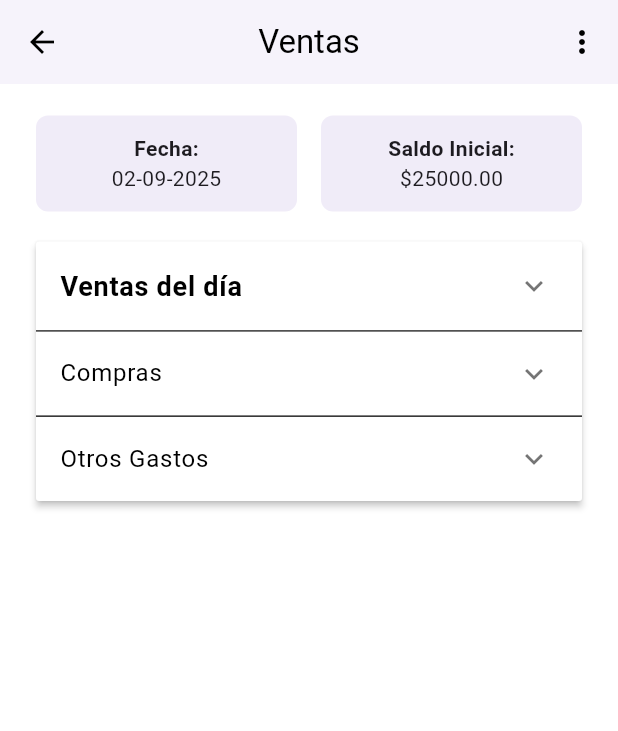
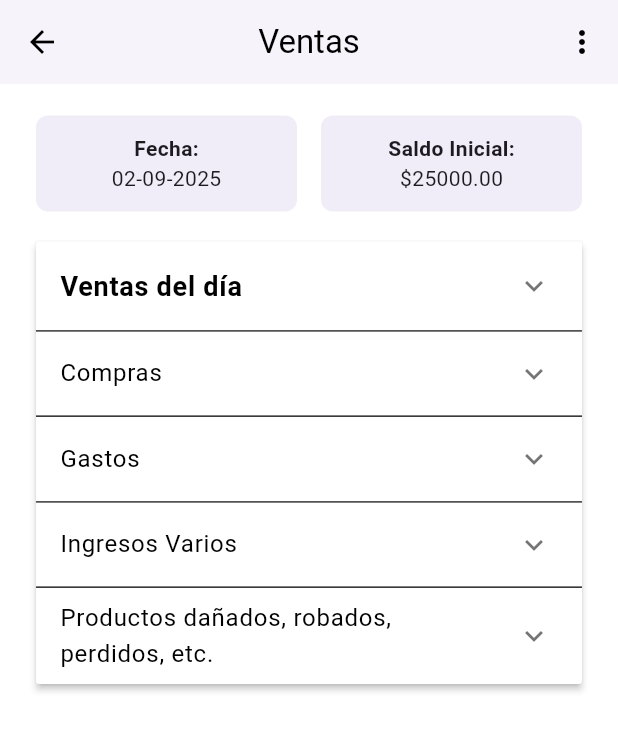
Before and after one commit to machellim/fine_cut, a Flutter app: the ViewEditCashRegisterScreen screen opened by its route, after a tap on the "expand more" icon, on a phone screen of 412 x 824 dp. Shown: the top 731 px of the screen. Run offline on Flutter 3.47's test engine with Material 3 defaults, Android fonts, the phone set to English and light mode, and no system bars; our stand-ins replace bloc, drift, dropdown_search, equatable, flutter_bloc; accounts and stored records are empty; generated files the repository leaves out were written again.

```diff
--- a/lib/screens/cash_register/view_edit_cash_register.dart
+++ b/lib/screens/cash_register/view_edit_cash_register.dart
@@ -155,7 +155,26 @@ class _ViewEditCashRegisterScreenState
                 ExpansionPanelRadio(
                   value: 2,
                   headerBuilder: (context, isExpanded) =>
-                      const ListTile(title: Text('Otros Gastos')),
+                      const ListTile(title: Text('Gastos')),
+                  body: const Padding(
+                    padding: EdgeInsets.all(16),
+                    child: Text('Contenido de compras'),
+                  ),
+                ),
+                ExpansionPanelRadio(
+                  value: 3,
+                  headerBuilder: (context, isExpanded) =>
+                      const ListTile(title: Text('Ingresos Varios')),
+                  body: const Padding(
+                    padding: EdgeInsets.all(16),
+                    child: Text('Contenido de otros gastos'),
+                  ),
+                ),
+                ExpansionPanelRadio(
+                  value: 4,
+                  headerBuilder: (context, isExpanded) => const ListTile(
+                    title: Text('Productos dañados, robados, perdidos, etc.'),
+                  ),
                   body: const Padding(
                     padding: EdgeInsets.all(16),
                     child: Text('Contenido de otros gastos'),
```
Also changed, not shown: lib/db/dao/cash_register_dao.dart (+12 -0 lines), lib/main.dart (+17 -1 lines).
